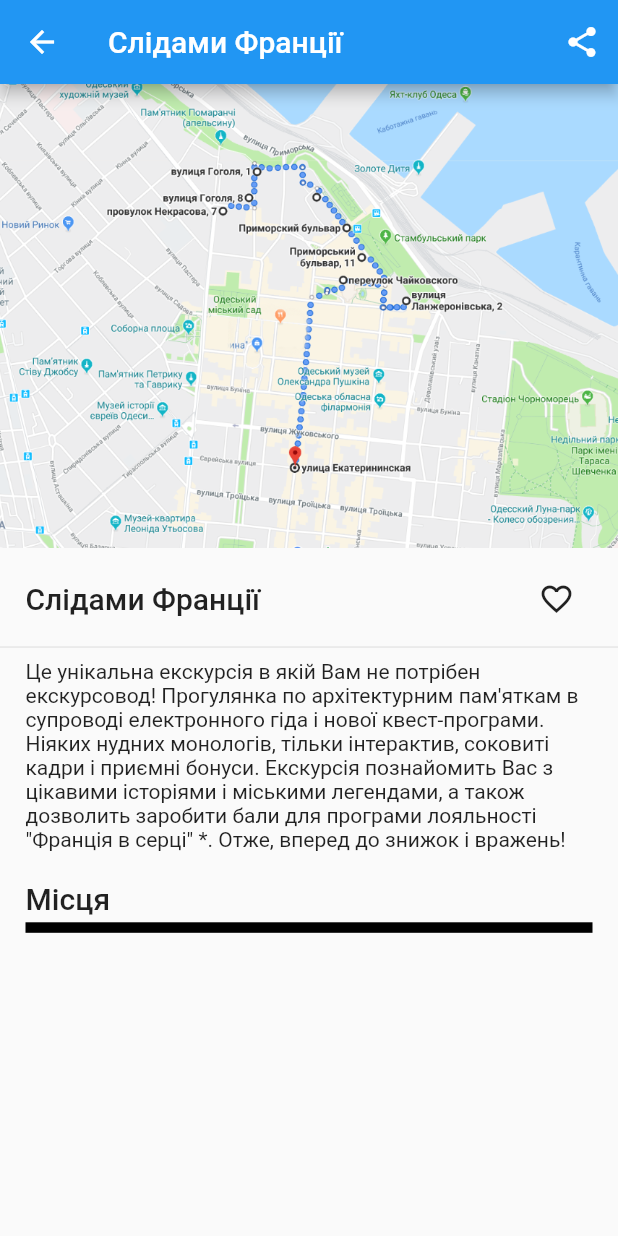
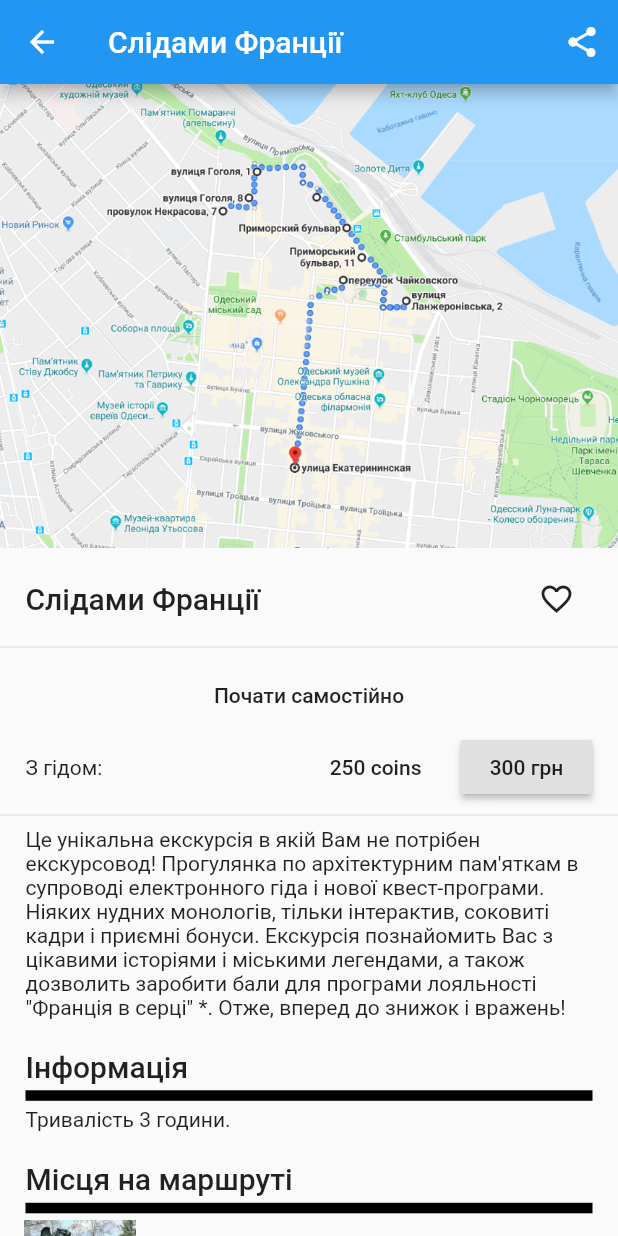
Before and after one commit to SashaKryzh/Hackathon-Codage-Kyiv, a Flutter app: the RouteDetailPage screen opened by its route, on a phone screen of 412 x 824 dp. Run offline on Flutter 3.47's test engine with Material 2 defaults, Android fonts, the light colour scheme and no system bars; our stand-ins replace google_maps_flutter, percent_indicator.

Commit message:
some impr

```diff
--- a/lib/modules/route.dart
+++ b/lib/modules/route.dart
@@ -1,6 +1,7 @@
 import 'package:hackathon/modules/list_item.dart';
 import 'package:hackathon/modules/place.dart';
 
+// TODO: make start point
 class Route implements ListItem {
   String title;
   String description;
@@ -23,7 +24,7 @@ class Route implements ListItem {
       title: 'Слідами Франції',
       shortDescription: 'Це унікальна екскурсія в якій Вам не потрібен екскурсовод!',
       description: 'Це унікальна екскурсія в якій Вам не потрібен екскурсовод! Прогулянка по архітектурним пам\'яткам в супроводі електронного гіда і нової квест-програми. Ніяких нудних монологів, тільки інтерактив, соковиті кадри і приємні бонуси. Екскурсія познайомить Вас з цікавими історіями і міськими легендами, а також дозволить заробити бали для програми лояльності \"Франція в серці\" *. Отже, вперед до знижок і вражень!',
-      duration: 'Тривалість 3 години',
+      duration: 'Тривалість 3 години.',
       image: 'assets/route.png',
       places: Place.places,
     ),
@@ -34,7 +35,7 @@ class Route implements ListItem {
       title: 'Un air de France',
       shortDescription: 'C\'est un tour unique dans lequel vous n\'avez pas besoin d\'un guide!',
       description: 'C\'est un tour unique dans lequel vous n\'avez pas besoin d\'un guide! Une promenade à travers les monuments architecturaux, accompagnée d\'un guide électronique et d\'un nouveau questionnaire. Pas de monologues ennuyeux, seulement l\’interactif, des lieux splendides à prendre en photo et des сadeaux sympas. La visite vous fera découvrir des histoires intéressantes et des légendes urbaines, ainsi que gagner des points pour le programme de récompense «France au cœur» *. Alors, allez à des réductions et des impressions!',
-      duration: 'La durée 3 heures',
+      duration: 'La durée 3 heures.',
       image: 'assets/route.png',
       places: Place.placesFr,
     ),
--- a/lib/screens/profile_page.dart
+++ b/lib/screens/profile_page.dart
@@ -158,6 +158,7 @@ class ProfilePage extends StatelessWidget {
                     'Аннушка',
                     style: theme.textTheme.title,
                   ),
+                  // TODO: change
                   Container(
                     child: Text(
                       'kdsjflak\nsdjfljsdfljasdflkjsadlfkjsldkjfsaldjkfsladkjfalsdjkflasdjflasdjfladsjk',
--- a/lib/screens/routes_detail_page.dart
+++ b/lib/screens/routes_detail_page.dart
@@ -6,7 +6,12 @@ import 'package:hackathon/modules/route.dart' as r;
 import 'package:hackathon/widgets/block_title.dart';
 import 'package:hackathon/widgets/horizontal_padding.dart';
 
-const _placesTitle = ['Місця'];
+const _routeTour = ['З гідом:'];
+const _routeTourSelf = ['Почати самостійно'];
+
+const _infoTitle = ['Інформація'];
+
+const _placesTitle = ['Місця на маршруті'];
 
 class RouteDetailPage extends StatelessWidget {
   static const String routeName = '/route-detail';
@@ -23,6 +28,33 @@ class RouteDetailPage extends StatelessWidget {
           IconButton(
             icon: Icon(Icons.share),
             onPressed: () {},
+          ),
+        ],
+      );
+    }
+
+    Widget buyBlock() {
+      return Column(
+        children: <Widget>[
+          FlatButton(
+            child: Text(_routeTourSelf[currentLanguage]),
+            onPressed: () {},
+          ),
+          Row(
+            children: <Widget>[
+              Expanded(
+                child: Text(_routeTour[currentLanguage]),
+              ),
+              FlatButton(
+                child: Text('250 coins'),
+                onPressed: () {},
+              ),
+              Container(width: 10),
+              RaisedButton(
+                child: Text('300 грн'),
+                onPressed: () {},
+              ),
+            ],
           ),
         ],
       );
@@ -55,10 +87,38 @@ class RouteDetailPage extends StatelessWidget {
           ),
           Divider(),
           HorizontalPadding(
+            child: buyBlock(),
+          ),
+          Divider(),
+          HorizontalPadding(
             child: Text(route.description),
           ),
-          Container(height: 20,),
-          HorizontalPadding(child: BlockTitle(title: _placesTitle[currentLanguage],)),
+          Container(height: 20),
+          HorizontalPadding(
+            child: Column(
+              crossAxisAlignment: CrossAxisAlignment.start,
+              children: <Widget>[
+                BlockTitle(
+                  title: _infoTitle[currentLanguage],
+                ),
+                Text(route.duration),
+              ],
+            ),
+          ),
+          Container(height: 20),
+          HorizontalPadding(
+            child: BlockTitle(
+              title: _placesTitle[currentLanguage],
+            ),
+          ),
+          Column(
+            children: route.places.map((i) {
+              return ListTile(
+                title: Text(i.title),
+                leading: Image.asset(i.image),
+              );
+            }).toList(),
+          ),
         ],
       ),
     );
--- a/pubspec.yaml
+++ b/pubspec.yaml
@@ -49,6 +49,7 @@ flutter:
     - assets/Anna.jpg
     - assets/events/
     - assets/places/
+    - assets/quests/
     - assets/places/gr/
     - assets/images/Head_of_Minerva.jpg
 
```
Also changed, not shown: lib/modules/quest.dart (+26 -2 lines), lib/screens/places_detail_page.dart (+4 -3 lines), lib/screens/post_detail_page.dart (+12 -9 lines), assets/wikipedia.jpg (added).
